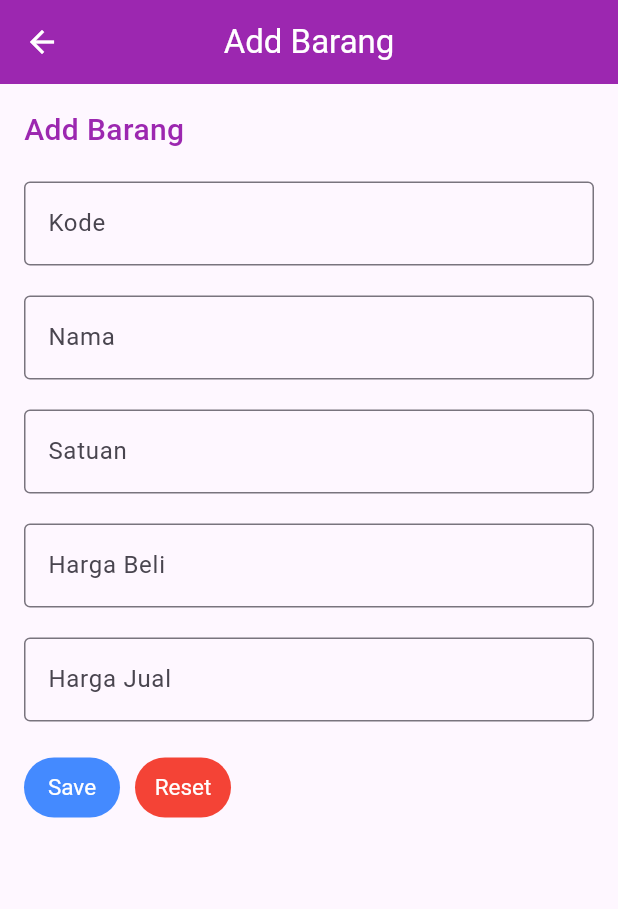
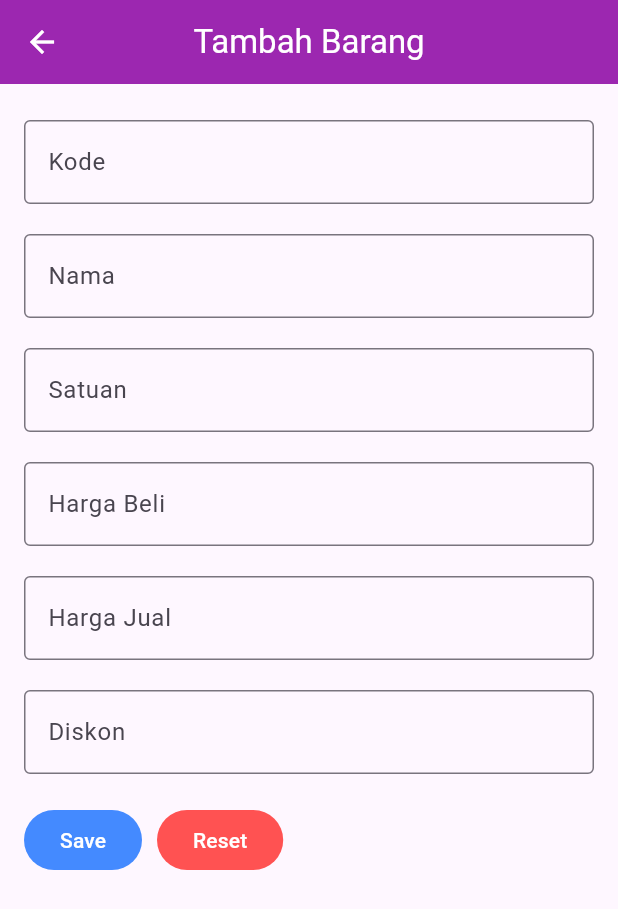
Before and after one commit to anythinks/flutter_uts_diskon, a Flutter app: the screen it shows after launch, after a tap on the "add" icon, on a phone screen of 412 x 824 dp. Shown: the top 909 px of the screen. Run offline on Flutter 3.47's test engine with Material 3 defaults, Android fonts, the phone set to English and light mode, and no system bars; our stand-ins replace sqflite; accounts and stored records are empty.

Commit message:
add diskon data

```diff
--- a/lib/controller/barangservice.dart
+++ b/lib/controller/barangservice.dart
@@ -6,6 +6,7 @@ class BarangService {
   BarangService() {
     _repository = Repository();
   }
+
   //Save barang
   saveBarang(Barang barang) async {
     return await _repository.insertData('barang', barang.barangMap());
--- a/lib/main.dart
+++ b/lib/main.dart
@@ -12,9 +12,9 @@ class MyApp extends StatelessWidget {
   Widget build(BuildContext context) {
     return MaterialApp(
       debugShowCheckedModeBanner: false,
-      home: const MyHomePage(),
       theme: ThemeData.light(useMaterial3: true),
       darkTheme: ThemeData.dark(useMaterial3: true),
+      home: const MyHomePage(),
     );
   }
 }
--- a/lib/view/koneksidatabase.dart
+++ b/lib/model/koneksidatabase.dart
@@ -1,5 +1,5 @@
+import 'package:path/path.dart';
 import 'package:sqflite/sqflite.dart';
-import 'package:path/path.dart';
 import 'package:path_provider/path_provider.dart';
 
 class Koneksidatabase {
@@ -12,8 +12,7 @@ class Koneksidatabase {
   }
 
   Future<void> _createDatabase(Database database, int version) async {
-    String sql =
-        "CREATE TABLE barang (kode TEXT ,nama TEXT,satuan TEXT, hargabeli INTEGER, hargajual INTEGER);";
-    await database.execute(sql);
+    await database.execute(
+        'CREATE TABLE barang (kode TEXT ,nama TEXT, satuan TEXT, hargabeli INTEGER, hargajual INTEGER, diskon TEXT)');
   }
 }
--- a/lib/model/repository.dart
+++ b/lib/model/repository.dart
@@ -1,4 +1,4 @@
-import 'package:myapp/view/koneksidatabase.dart';
+import 'package:myapp/model/koneksidatabase.dart';
 import 'package:sqflite/sqflite.dart';
 
 class Repository {
--- a/lib/view/tambahbarang.dart
+++ b/lib/view/tambahbarang.dart
@@ -15,12 +15,14 @@ class _TambahBarangState extends State<TambahBarang> {
   final _satuanController = TextEditingController();
   final _hargabeliController = TextEditingController();
   final _hargajualController = TextEditingController();
+  final _diskonController = TextEditingController();
 
   bool _validateKode = false;
   bool _validateNama = false;
   bool _validateSatuan = false;
   bool _validatehargabeli = false;
   bool _validatehargajual = false;
+  bool _validateDiskon = false;
 
   final _barangService = BarangService();
 
@@ -29,7 +31,7 @@ class _TambahBarangState extends State<TambahBarang> {
     return Scaffold(
       appBar: AppBar(
         backgroundColor: Colors.purple,
-        title: const Text('Add Barang'),
+        title: const Text('Tambah Barang'),
         centerTitle: true,
         foregroundColor: Colors.white,
       ),
@@ -39,15 +41,7 @@ class _TambahBarangState extends State<TambahBarang> {
           child: Column(
             crossAxisAlignment: CrossAxisAlignment.start,
             children: [
-              const Text(
-                'Add Barang',
-                style: TextStyle(
-                  fontSize: 20,
-                  color: Colors.purple,
-                  fontWeight: FontWeight.w500,
-                ),
-              ),
-              const SizedBox(height: 20.0),
+              const SizedBox(height: 8.0),
               TextField(
                 controller: _kodeController,
                 decoration: InputDecoration(
@@ -107,14 +101,22 @@ class _TambahBarangState extends State<TambahBarang> {
                 keyboardType: TextInputType.number,
               ),
               const SizedBox(height: 20.0),
+              TextField(
+                  controller: _diskonController,
+                  decoration: InputDecoration(
+                    border: const OutlineInputBorder(),
+                    hintText: 'Enter Diskon',
+                    labelText: 'Diskon',
+                    errorText:
+                        _validateDiskon ? 'Diskon Value Can\'t Be Empty' : null,
+                  )),
+              const SizedBox(height: 20.0),
               Row(
                 children: [
-                  TextButton(
-                    style: TextButton.styleFrom(
-                      foregroundColor: Colors.white,
-                      backgroundColor: Colors.blueAccent,
-                      textStyle: const TextStyle(fontSize: 15),
-                    ),
+                  FilledButton(
+                    style: FilledButton.styleFrom(
+                        backgroundColor: Colors.blueAccent),
+                    child: const Text('Save'),
                     onPressed: () async {
                       setState(() {
                         _validateKode = _kodeController.text.isEmpty;
@@ -122,34 +124,32 @@ class _TambahBarangState extends State<TambahBarang> {
                         _validateSatuan = _satuanController.text.isEmpty;
                         _validatehargabeli = _hargabeliController.text.isEmpty;
                         _validatehargajual = _hargajualController.text.isEmpty;
+                        _validateDiskon = _diskonController.text.isEmpty;
                       });
 
                       if (!_validateKode &&
                           !_validateNama &&
                           !_validateSatuan &&
                           !_validatehargabeli &&
-                          !_validatehargajual) {
+                          !_validatehargajual &&
+                          !_validateDiskon) {
                         var barang = Barang()
                           ..kode = _kodeController.text
                           ..nama = _namaController.text
                           ..satuan = _satuanController.text
                           ..hargabeli = int.parse(_hargabeliController.text)
-                          ..hargajual = int.parse(_hargajualController.text);
+                          ..hargajual = int.parse(_hargajualController.text)
+                          ..diskon = _diskonController.text;
 
                         var hasil = await _barangService.saveBarang(barang);
-                        // ignore: use_build_context_synchronously
                         Navigator.pop(context, hasil);
                       }
                     },
-                    child: const Text('Save'),
                   ),
                   const SizedBox(width: 10.0),
-                  TextButton(
-                    style: TextButton.styleFrom(
-                      foregroundColor: Colors.white,
-                      backgroundColor: Colors.red,
-                      textStyle: const TextStyle(fontSize: 15),
-                    ),
+                  FilledButton(
+                    style: FilledButton.styleFrom(
+                        backgroundColor: Colors.redAccent),
                     onPressed: () {
                       setState(() {
                         _kodeController.clear();
@@ -157,11 +157,13 @@ class _TambahBarangState extends State<TambahBarang> {
                         _satuanController.clear();
                         _hargabeliController.clear();
                         _hargajualController.clear();
+                        _diskonController.clear();
                         _validateKode = false;
                         _validateNama = false;
                         _validateSatuan = false;
                         _validatehargabeli = false;
                         _validatehargajual = false;
+                        _validateDiskon = false;
                       });
                     },
                     child: const Text('Reset'),
--- a/pubspec.yaml
+++ b/pubspec.yaml
@@ -11,6 +11,7 @@ dependencies:
     sdk: flutter
   sqflite: ^2.3.3+1
   path_provider: ^2.1.3
+  path: ^1.9.0
 
 
 
```
Also changed, not shown: lib/model/barang.dart (+7 -4 lines), lib/view/detailbarang.dart (renamed from lib/view/viewbarang.dart, +21 -10 lines), lib/view/editbarang.dart (+38 -33 lines), lib/view/home.dart (+15 -22 lines), pubspec.lock.
